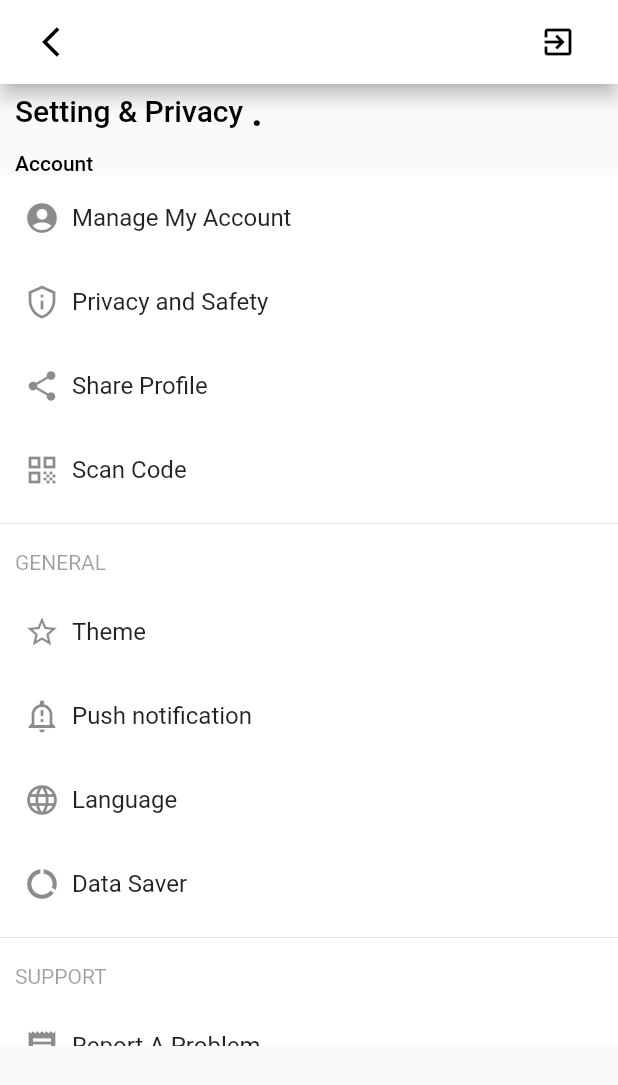
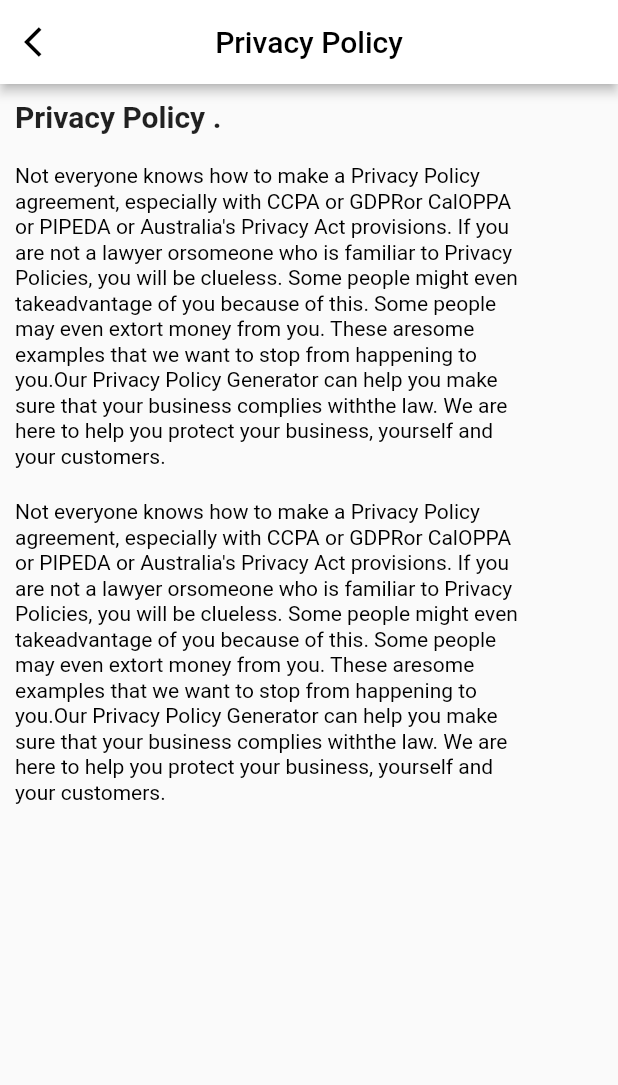
Before and after one commit to shahzadkhan1998/my-application, a Flutter app: the screen it shows after launch, on a phone screen of 412 x 824 dp. Shown: the top 1085 px of the screen. Run offline on Flutter 3.47's test engine with Material 2 defaults, Android fonts, the phone set to English and light mode, and no system bars.

Commit message:
hello world

```diff
--- a/lib/main.dart
+++ b/lib/main.dart
@@ -1,5 +1,6 @@
 import 'package:flutter/material.dart';
 import 'package:test_1/Design/privacy.dart';
+import 'package:test_1/privacy_instruction/privacy_instr.dart';
 
 void main() {
   runApp(MyApp());
@@ -10,7 +11,7 @@ class MyApp extends StatelessWidget {
   Widget build(BuildContext context) {
     return MaterialApp(
       debugShowCheckedModeBanner: false,
-      home: Privacy(),
+      home: privacy_inst(),
     );
   }
 }
--- /dev/null
+++ b/lib/privacy_instruction/privacy_instr.dart
@@ -0,0 +1,109 @@
+import 'package:flutter/cupertino.dart';
+import 'package:flutter/material.dart';
+
+class privacy_inst extends StatefulWidget {
+  @override
+  _privacy_instState createState() => _privacy_instState();
+}
+
+class _privacy_instState extends State<privacy_inst> {
+  @override
+  Widget build(BuildContext context) {
+    return Scaffold(
+      appBar: AppBar(
+        elevation: 3,
+        backgroundColor: Colors.white,
+        title: Text(
+          "Privacy Policy",
+          style: TextStyle(color: Colors.black),
+        ),
+        centerTitle: true,
+        automaticallyImplyLeading: true,
+        leading: IconButton(
+          icon: Icon(
+            Icons.arrow_back_ios,
+            color: Colors.black,
+          ),
+          onPressed: () {
+            // do something
+          },
+        ),
+      ),
+      body: privacy_policy(),
+    );
+  }
+}
+
+class privacy_policy extends StatefulWidget {
+  @override
+  _privacy_policyState createState() => _privacy_policyState();
+}
+
+class _privacy_policyState extends State<privacy_policy> {
+  var list = [
+    "Not everyone knows how to make a Privacy Policy agreement, especially with CCPA or GDPR",
+    "or CalOPPA or PIPEDA or Australia's Privacy Act provisions. If you are not a lawyer or",
+    "someone who is familiar to Privacy Policies, you will be clueless. Some people might even take",
+    "advantage of you because of this. Some people may even extort money from you. These are",
+    "some examples that we want to stop from happening to you.",
+    "Our Privacy Policy Generator can help you make sure that your business complies with",
+    "the law. We are here to help you protect your business, yourself and your customers.",
+  ];
+  @override
+  Widget build(BuildContext context) {
+    return Column(
+      mainAxisAlignment: MainAxisAlignment.start,
+      crossAxisAlignment: CrossAxisAlignment.start,
+      children: <Widget>[
+        Container(
+          padding: EdgeInsets.only(left: 10.0, top: 10.0),
+          child: Text(
+            "Privacy Policy .",
+            style: TextStyle(fontSize: 20.0, fontWeight: FontWeight.bold),
+          ),
+        ),
+        Container(
+          padding: EdgeInsets.only(left: 10.0, right: 60.0, top: 20.0),
+          child: Center(
+            child: RichText(
+              text: TextSpan(
+                children: <InlineSpan>[
+                  for (var string in list)
+                    TextSpan(
+                      text: string,
+                      style: TextStyle(
+                        color: Colors.black,
+                        height: 1.2,
+                      ),
+                    ),
+                ],
+              ),
+            ),
+          ),
+        ),
+        SizedBox(
+          height: 20.0,
+        ),
+        Container(
+          padding: EdgeInsets.only(left: 10.0, right: 60.0),
+          child: Center(
+            child: RichText(
+              text: TextSpan(
+                children: <InlineSpan>[
+                  for (var string in list)
+                    TextSpan(
+                      text: string,
+                      style: TextStyle(
+                        color: Colors.black,
+                        height: 1.2,
+                      ),
+                    ),
+                ],
+              ),
+            ),
+          ),
+        ),
+      ],
+    );
+  }
+}
```
